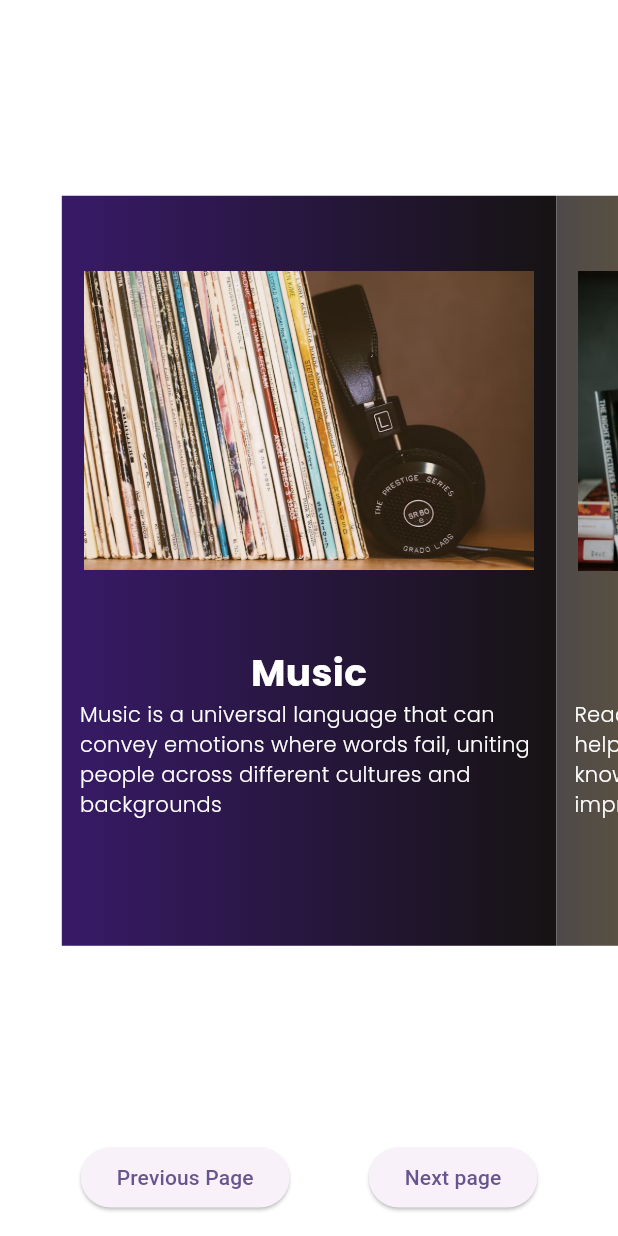
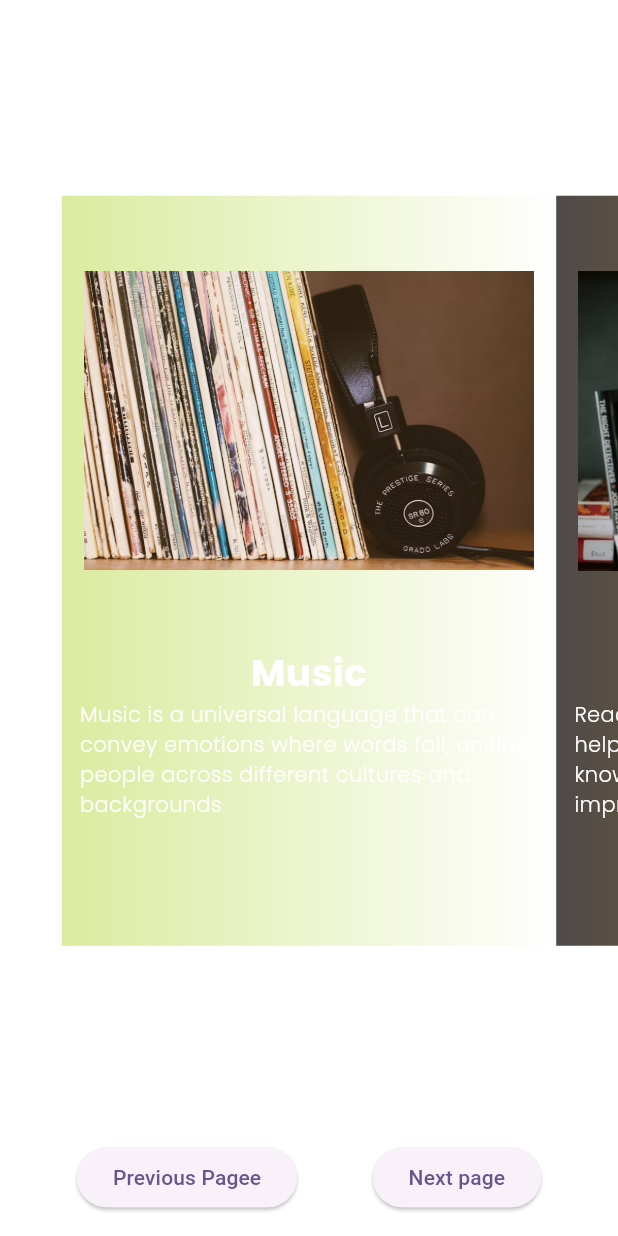
Before and after one commit to abdulwahab223/first, a Flutter app: the screen it shows after launch, on a phone screen of 412 x 824 dp. Run offline on Flutter 3.47's test engine with Material 3 defaults, Android fonts, the phone set to English and light mode, and no system bars; drawn by our look-alikes of carousel_slider; our stand-ins replace font_awesome_flutter, google_fonts, lottie, smooth_page_indicator.

Commit message:
page 1 color change

```diff
--- a/lib/app/carousel/main_file.dart
+++ b/lib/app/carousel/main_file.dart
@@ -44,7 +44,7 @@ class _MainFileState extends State<MainFile> {
                 onPressed: () {
                   myCarouselCont.previousPage();
                 },
-                child: Text("Previous Page"),
+                child: Text("Previous Pagee"),
               ),
               ElevatedButton(
                 onPressed: () {
--- a/lib/app/carousel/page1.dart
+++ b/lib/app/carousel/page1.dart
@@ -16,8 +16,8 @@ class _Page1State extends State<Page1> {
         decoration: BoxDecoration(
           gradient: LinearGradient(
             colors: [
-              const Color.fromARGB(255, 56, 26, 104),
-              const Color.fromARGB(255, 22, 19, 19),
+              const Color.fromARGB(255, 218, 235, 159),
+              const Color.fromARGB(255, 255, 255, 255),
             ],
           ),
         ),
--- a/lib/main.dart
+++ b/lib/main.dart
@@ -13,7 +13,7 @@ class MyApp extends StatelessWidget {
   @override
   Widget build(BuildContext context) {
     return MaterialApp(
-      title: 'Flutter Tiile',
+      title: 'Flutter Title',
       theme: ThemeData(
         colorScheme: ColorScheme.fromSeed(seedColor: Colors.deepPurple),
       ),
```
